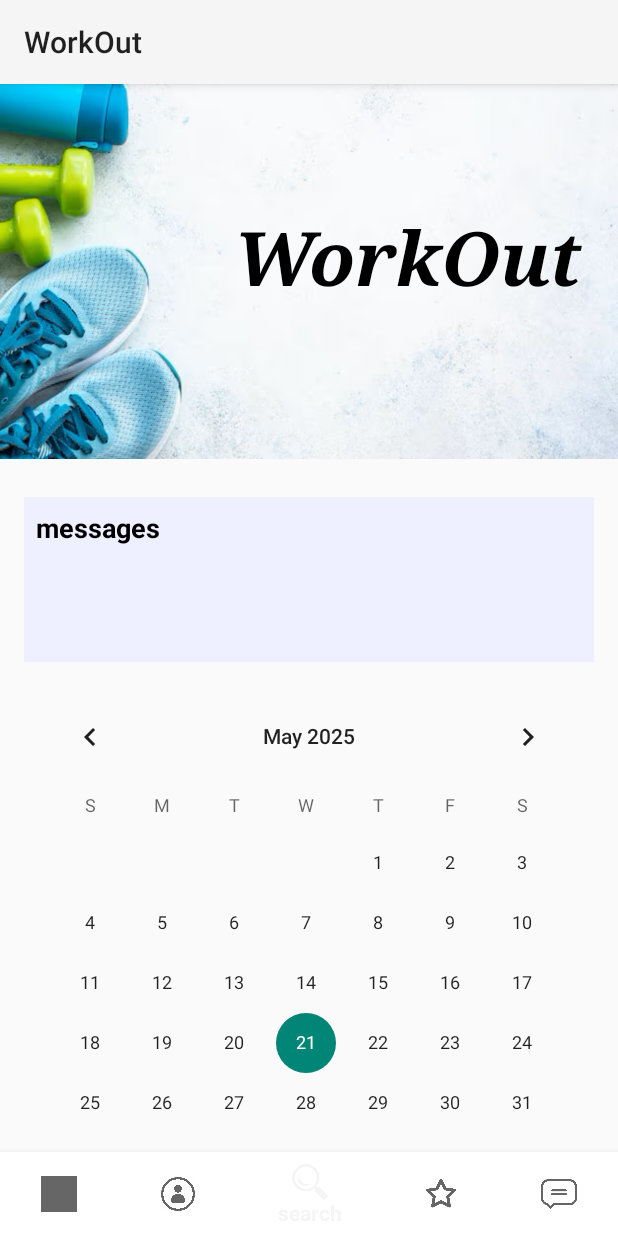
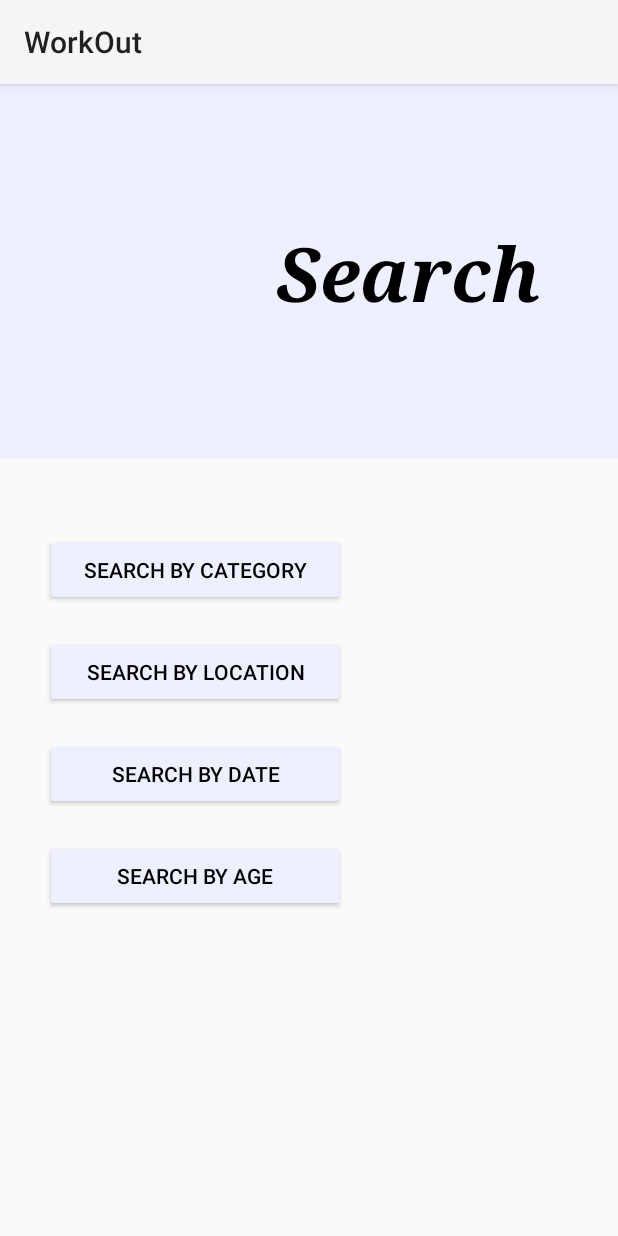
Before and after one commit to shakedm100/WorkOut, an Android app: the screen it shows after launch (MainActivity before the commit, SearchActivity after it), item 3 of the bottom bar chosen, on a phone screen of 412 x 824 dp. Run offline under Robolectric (Android 15) with nearby library versions, the light colour scheme and no system bars.

Commit message:
removed comments

```diff
--- a/WorkOut/app/src/main/AndroidManifest.xml
+++ b/WorkOut/app/src/main/AndroidManifest.xml
@@ -12,14 +12,27 @@
         android:supportsRtl="true"
         android:theme="@style/Theme.WorkOut"
         tools:targetApi="31">
+        <activity
+            android:name=".MessagesActivity"
+            android:exported="false" />
+        <activity
+            android:name=".RatingsActivity"
+            android:exported="false" />
+        <activity
+            android:name=".SearchActivity"
+            android:exported="false" />
+        <activity
+            android:name=".ProfileActivity"
+            android:exported="false" />
 
         <meta-data
             android:name="com.google.android.geo.API_KEY"
-            android:value="@string/google_maps_key"/>
+            android:value="@string/google_maps_key" />
+
         <activity
             android:name=".MainActivity"
-            android:screenOrientation="portrait"
-            android:exported="true">
+            android:exported="true"
+            android:screenOrientation="portrait">
             <intent-filter>
                 <action android:name="android.intent.action.MAIN" />
 
--- a/WorkOut/app/src/main/java/com/example/workout/SearchActivity.java
+++ b/WorkOut/app/src/main/java/com/example/workout/SearchActivity.java
@@ -1,8 +1,11 @@
 package com.example.workout;
 
 import android.os.Bundle;
+import android.widget.Button;
+import android.widget.Toast;
 
 import androidx.activity.EdgeToEdge;
+import androidx.appcompat.app.AlertDialog;
 import androidx.appcompat.app.AppCompatActivity;
 import androidx.core.graphics.Insets;
 import androidx.core.view.ViewCompat;
@@ -15,10 +18,29 @@ public class SearchActivity extends AppCompatActivity {
         super.onCreate(savedInstanceState);
         EdgeToEdge.enable(this);
         setContentView(R.layout.activity_search);
+
         ViewCompat.setOnApplyWindowInsetsListener(findViewById(R.id.main), (v, insets) -> {
             Insets systemBars = insets.getInsets(WindowInsetsCompat.Type.systemBars());
             v.setPadding(systemBars.left, systemBars.top, systemBars.right, systemBars.bottom);
             return insets;
         });
+
+        Button categoryButton = findViewById(R.id.searchByCategoryButton);
+        categoryButton.setOnClickListener(v -> showCategoryDialog());
+    }
+
+    private void showCategoryDialog() {
+        String[] categories = getResources().getStringArray(R.array.categories_array);
+
+        AlertDialog.Builder builder = new AlertDialog.Builder(this);
+        builder.setTitle("בחר קטגוריה");
+        builder.setItems(categories, (dialog, which) -> {
+            String selectedCategory = categories[which];
+            Toast.makeText(getApplicationContext(), "נבחר: " + selectedCategory, Toast.LENGTH_SHORT).show();
+
+            // כאן אפשר להעביר למסך תוצאות או לעדכן UI
+        });
+
+        builder.show();
     }
 }
--- a/WorkOut/app/src/main/res/layout/activity_profile.xml
+++ b/WorkOut/app/src/main/res/layout/activity_profile.xml
@@ -8,7 +8,7 @@
     tools:context=".ProfileActivity">
 
 
-    <!-- תמונת פרופיל -->
+
     <ImageView
         android:id="@+id/backgroundImage"
         android:layout_width="0dp"
--- a/WorkOut/app/src/main/res/layout/activity_search.xml
+++ b/WorkOut/app/src/main/res/layout/activity_search.xml
@@ -7,4 +7,94 @@
     android:layout_height="match_parent"
     tools:context=".SearchActivity">
 
+    <ImageView
+        android:id="@+id/backgroundImage"
+        android:layout_width="0dp"
+        android:layout_height="250dp"
+        android:scaleType="centerCrop"
+        android:src="@color/blue"
+        app:layout_constraintEnd_toEndOf="parent"
+        app:layout_constraintHorizontal_bias="1.0"
+        app:layout_constraintStart_toStartOf="parent"
+        app:layout_constraintTop_toTopOf="parent" />
+
+
+    <TextView
+        android:id="@+id/textView2"
+        android:layout_width="wrap_content"
+        android:layout_height="wrap_content"
+        android:layout_marginStart="184dp"
+        android:layout_marginTop="92dp"
+        android:fontFamily="serif"
+        android:text="Search"
+        android:textColor="@color/black"
+        android:textSize="50sp"
+        android:textStyle="bold|italic"
+        app:layout_constraintStart_toStartOf="@+id/backgroundImage"
+        app:layout_constraintTop_toTopOf="parent" />
+
+    <Button
+        android:id="@+id/searchByCategoryButton"
+        android:layout_width="200dp"
+        android:layout_height="wrap_content"
+        android:layout_marginStart="30dp"
+        android:layout_marginTop="50dp"
+        android:backgroundTint="@color/blue"
+        android:text="Search by category"
+        android:textColor="@color/black"
+        app:layout_constraintBottom_toTopOf="@+id/searchByLocationButton"
+        app:layout_constraintEnd_toEndOf="@+id/searchByLocationButton"
+        app:layout_constraintHorizontal_bias="0.0"
+        app:layout_constraintStart_toStartOf="@id/backgroundImage"
+        app:layout_constraintTop_margin="20dp"
+        app:layout_constraintTop_toBottomOf="@+id/backgroundImage" />
+
+
+
+    <Button
+        android:id="@+id/searchByLocationButton"
+        android:layout_width="200dp"
+        android:layout_height="wrap_content"
+        android:layout_marginTop="20dp"
+        android:layout_marginBottom="20dp"
+        android:backgroundTint="@color/blue"
+        android:text="Search by location"
+        android:textColor="@color/black"
+        app:layout_constraintBottom_toBottomOf="@+id/searchByCategoryButton"
+        app:layout_constraintEnd_toEndOf="@+id/searchByDateButton"
+        app:layout_constraintTop_margin="20dp"
+        app:layout_constraintTop_toBottomOf="@+id/searchByCategoryButton"
+        app:layout_constraintVertical_bias="0.0" />
+
+    <Button
+        android:id="@+id/searchByDateButton"
+        android:layout_width="200dp"
+        android:layout_height="wrap_content"
+        android:layout_marginStart="30dp"
+        android:layout_marginTop="20dp"
+        android:layout_marginBottom="20dp"
+        android:backgroundTint="@color/blue"
+        android:text="Search by date"
+        android:textColor="@color/black"
+        app:layout_constraintBottom_toTopOf="@+id/searchByAgeButton"
+        app:layout_constraintEnd_toEndOf="@+id/searchByAgeButton"
+        app:layout_constraintStart_toStartOf="parent"
+        app:layout_constraintTop_margin="20dp"
+        app:layout_constraintTop_toBottomOf="@+id/searchByLocationButton" />
+
+    <Button
+        android:id="@+id/searchByAgeButton"
+        android:layout_width="200dp"
+        android:layout_height="wrap_content"
+        android:layout_marginStart="30dp"
+        android:layout_marginTop="20dp"
+        android:backgroundTint="@color/blue"
+        android:text="Search by age"
+        android:textColor="@color/black"
+        app:layout_constraintEnd_toEndOf="parent"
+        app:layout_constraintHorizontal_bias="0.0"
+        app:layout_constraintStart_toStartOf="parent"
+        app:layout_constraintTop_margin="20dp"
+        app:layout_constraintTop_toBottomOf="@+id/searchByDateButton" />
+
 </androidx.constraintlayout.widget.ConstraintLayout>
--- a/WorkOut/app/src/main/res/values/strings.xml
+++ b/WorkOut/app/src/main/res/values/strings.xml
@@ -10,4 +10,13 @@
     <string name="usernameTextDescription">Enter your new username</string>
     <string name="search_button">Search By Category</string>
     <string name="back_image" />
+    <string-array name="categories_array">
+        <item>יוגה</item>
+        <item>פילאטיס</item>
+        <item>חדר כושר</item>
+        <item>קיר טיפוס</item>
+        <item>טניס</item>
+        <item>בריכה</item>
+    </string-array>
+
 </resources>
```
